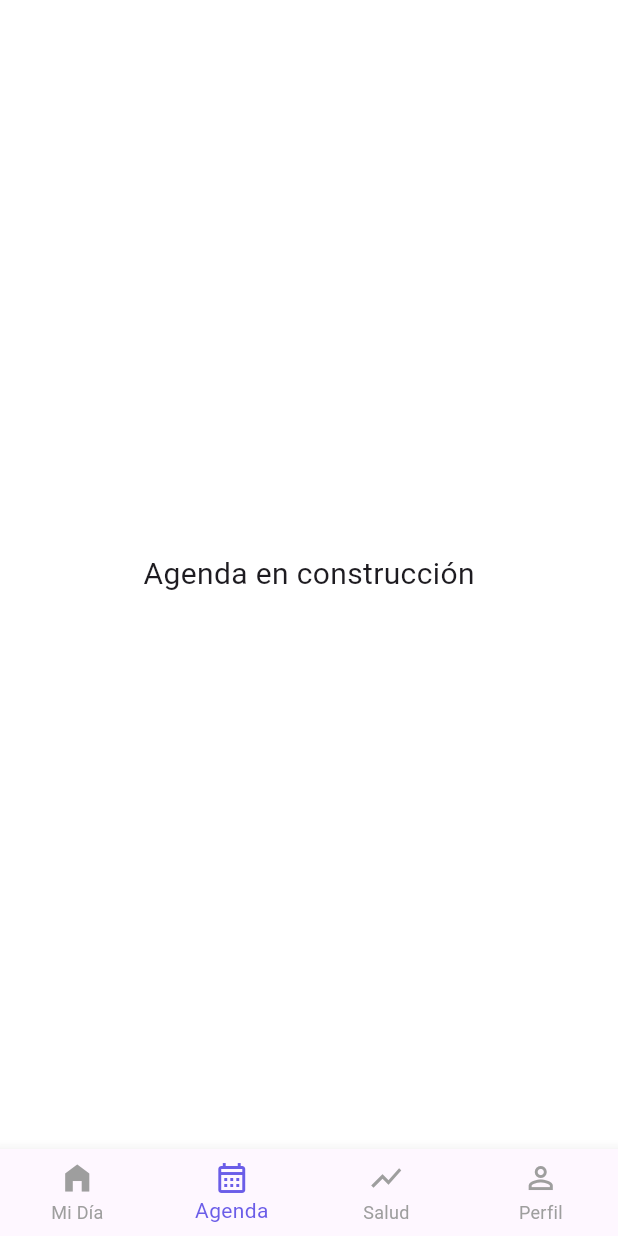
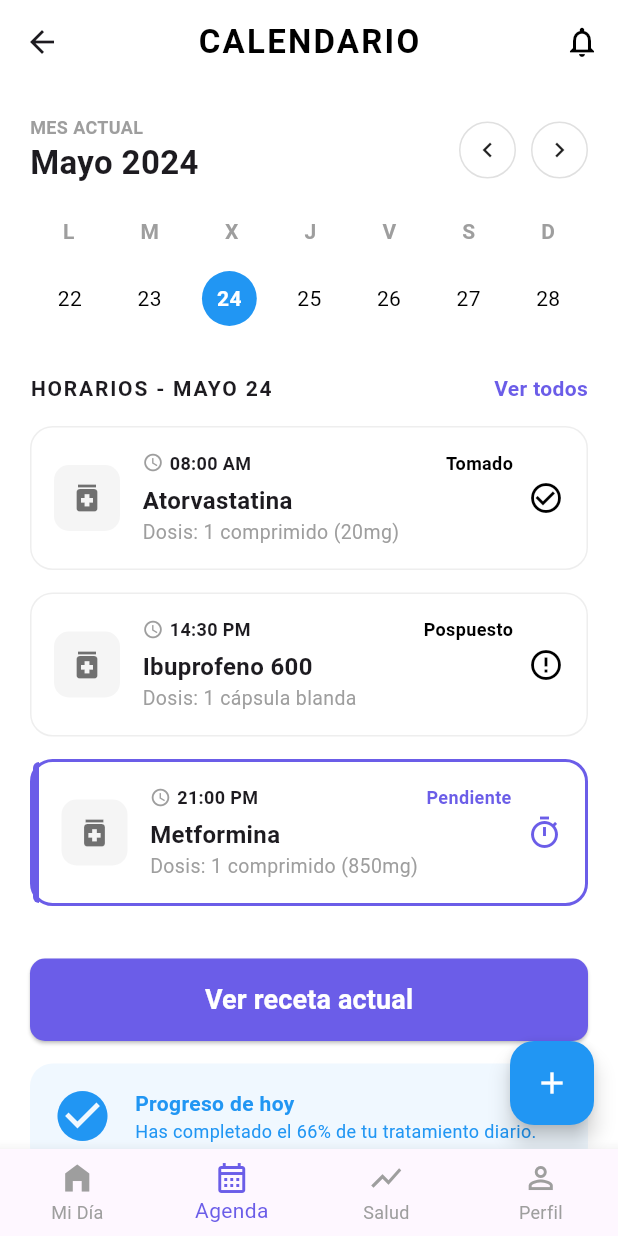
Before and after one commit to JonathanAC04/app_time4med, a Flutter app: the HomePaciente screen opened by its route, item 2 of the bottom bar chosen, on a phone screen of 412 x 824 dp. Run offline on Flutter 3.47's test engine with Material 3 defaults, Android fonts, the light colour scheme and no system bars; our stand-ins replace cloud_firestore, firebase_auth, firebase_core; accounts and stored records are empty; network calls fail.

Commit message:
creacion de pantallas paciente con receta medica

```diff
--- /dev/null
+++ b/lib/screens/paciente/agenda_paciente.dart
@@ -0,0 +1,184 @@
+import 'package:flutter/material.dart';
+import 'receta_medica_screen.dart';
+
+class AgendaPaciente extends StatelessWidget {
+  const AgendaPaciente({Key? key}) : super(key: key);
+
+  @override
+  Widget build(BuildContext context) {
+    return Scaffold(
+      backgroundColor: Colors.white,
+      appBar: AppBar(
+        backgroundColor: Colors.white,
+        elevation: 0,
+        title: const Text("CALENDARIO", style: TextStyle(color: Colors.black, fontWeight: FontWeight.bold, letterSpacing: 1.5)),
+        centerTitle: true,
+        actions: [IconButton(icon: const Icon(Icons.notifications_none, color: Colors.black), onPressed: () {})],
+      ),
+      body: SingleChildScrollView(
+        padding: const EdgeInsets.all(20),
+        child: Column(
+          crossAxisAlignment: CrossAxisAlignment.start,
+          children: [
+            // Header del mes
+            Row(
+              mainAxisAlignment: MainAxisAlignment.spaceBetween,
+              children: [
+                const Column(
+                  crossAxisAlignment: CrossAxisAlignment.start,
+                  children: [
+                    Text("MES ACTUAL", style: TextStyle(color: Colors.grey, fontSize: 12, fontWeight: FontWeight.bold)),
+                    Text("Mayo 2024", style: TextStyle(fontSize: 22, fontWeight: FontWeight.bold)),
+                  ],
+                ),
+                Row(
+                  children: [
+                    Container(decoration: BoxDecoration(border: Border.all(color: Colors.grey.shade300), shape: BoxShape.circle), child: const Padding(padding: EdgeInsets.all(8.0), child: Icon(Icons.chevron_left, size: 20))),
+                    const SizedBox(width: 10),
+                    Container(decoration: BoxDecoration(border: Border.all(color: Colors.grey.shade300), shape: BoxShape.circle), child: const Padding(padding: EdgeInsets.all(8.0), child: Icon(Icons.chevron_right, size: 20))),
+                  ],
+                )
+              ],
+            ),
+            const SizedBox(height: 20),
+
+            // Simulación del Calendario (Layout en Grid)
+            _buildCalendario(),
+            const SizedBox(height: 30),
+
+            // Lista de Horarios
+            Row(
+              mainAxisAlignment: MainAxisAlignment.spaceBetween,
+              children: [
+                const Text("HORARIOS - MAYO 24", style: TextStyle(fontWeight: FontWeight.bold, letterSpacing: 1.2)),
+                const Text("Ver todos", style: TextStyle(color: Color(0xFF6B5DE8), fontWeight: FontWeight.bold)),
+              ],
+            ),
+            const SizedBox(height: 15),
+
+            // Tarjetas de medicamentos
+            _buildAgendaCard("08:00 AM", "Atorvastatina", "Dosis: 1 comprimido (20mg)", "Tomado", Icons.check_circle_outline, Colors.black),
+            _buildAgendaCard("14:30 PM", "Ibuprofeno 600", "Dosis: 1 cápsula blanda", "Pospuesto", Icons.error_outline, Colors.black),
+            _buildAgendaCard("21:00 PM", "Metformina", "Dosis: 1 comprimido (850mg)", "Pendiente", Icons.timer_outlined, const Color(0xFF6B5DE8), isSelected: true),
+
+            const SizedBox(height: 20),
+
+            // Botón: Ver receta actual (NAVEGACIÓN A LA IMAGEN 8)
+            SizedBox(
+              width: double.infinity,
+              height: 55,
+              child: ElevatedButton(
+                style: ElevatedButton.styleFrom(backgroundColor: const Color(0xFF6B5DE8), shape: RoundedRectangleBorder(borderRadius: BorderRadius.circular(10))),
+                onPressed: () {
+                  Navigator.push(context, MaterialPageRoute(builder: (context) => const RecetaMedicaScreen()));
+                },
+                child: const Text("Ver receta actual", style: TextStyle(fontSize: 18, color: Colors.white, fontWeight: FontWeight.bold)),
+              ),
+            ),
+            const SizedBox(height: 15),
+
+            // Tarjeta de progreso
+            Container(
+              padding: const EdgeInsets.all(15),
+              decoration: BoxDecoration(color: const Color(0xFFF0F8FF), borderRadius: BorderRadius.circular(15)),
+              child: Row(
+                children: [
+                  const Icon(Icons.check_circle, color: Colors.blue, size: 40),
+                  const SizedBox(width: 15),
+                  const Expanded(
+                    child: Column(
+                      crossAxisAlignment: CrossAxisAlignment.start,
+                      children: [
+                        Text("Progreso de hoy", style: TextStyle(color: Colors.blue, fontWeight: FontWeight.bold)),
+                        Text("Has completado el 66% de tu tratamiento diario.", style: TextStyle(color: Colors.blue, fontSize: 12)),
+                      ],
+                    ),
+                  ),
+                ],
+              ),
+            ),
+            const SizedBox(height: 80), // Espacio para FAB
+          ],
+        ),
+      ),
+      floatingActionButton: FloatingActionButton(
+        onPressed: () {},
+        backgroundColor: Colors.blue,
+        child: const Icon(Icons.add, color: Colors.white),
+      ),
+    );
+  }
+
+  Widget _buildCalendario() {
+    // Es una simulación rápida del layout del calendario de tu diseño
+    List<String> dias = ['L', 'M', 'X', 'J', 'V', 'S', 'D'];
+    return Column(
+      children: [
+        Row(mainAxisAlignment: MainAxisAlignment.spaceAround, children: dias.map((d) => Text(d, style: const TextStyle(color: Colors.grey, fontWeight: FontWeight.bold))).toList()),
+        const SizedBox(height: 15),
+        // Aquí simulamos la semana donde está el día 24 seleccionado
+        Row(
+          mainAxisAlignment: MainAxisAlignment.spaceAround,
+          children: [22, 23, 24, 25, 26, 27, 28].map((dia) {
+            bool isSelected = dia == 24;
+            return Container(
+              padding: const EdgeInsets.all(10),
+              decoration: isSelected ? const BoxDecoration(color: Colors.blue, shape: BoxShape.circle) : null,
+              child: Text(dia.toString(), style: TextStyle(color: isSelected ? Colors.white : Colors.black, fontWeight: isSelected ? FontWeight.bold : null)),
+            );
+          }).toList(),
+        )
+      ],
+    );
+  }
+
+  Widget _buildAgendaCard(String time, String title, String subtitle, String status, IconData statusIcon, Color statusColor, {bool isSelected = false}) {
+    return Container(
+      margin: const EdgeInsets.only(bottom: 15),
+      decoration: BoxDecoration(
+        color: Colors.white,
+        borderRadius: BorderRadius.circular(15),
+        border: Border.all(color: isSelected ? const Color(0xFF6B5DE8) : Colors.grey.shade200, width: isSelected ? 2 : 1),
+      ),
+      child: IntrinsicHeight(
+        child: Row(
+          children: [
+            if (isSelected) Container(width: 4, decoration: const BoxDecoration(color: Color(0xFF6B5DE8), borderRadius: BorderRadius.only(topLeft: Radius.circular(15), bottomLeft: Radius.circular(15)))),
+            Expanded(
+              child: Padding(
+                padding: const EdgeInsets.all(15.0),
+                child: Row(
+                  children: [
+                    Container(padding: const EdgeInsets.all(10), decoration: BoxDecoration(color: Colors.grey.shade100, borderRadius: BorderRadius.circular(10)), child: const Icon(Icons.medication, color: Colors.black54)),
+                    const SizedBox(width: 15),
+                    Expanded(
+                      child: Column(
+                        crossAxisAlignment: CrossAxisAlignment.start,
+                        children: [
+                          Row(
+                            children: [
+                              const Icon(Icons.access_time, size: 14, color: Colors.grey),
+                              const SizedBox(width: 4),
+                              Text(time, style: const TextStyle(fontSize: 12, fontWeight: FontWeight.bold)),
+                              const Spacer(),
+                              Text(status, style: TextStyle(fontSize: 12, color: statusColor, fontWeight: FontWeight.bold)),
+                            ],
+                          ),
+                          const SizedBox(height: 5),
+                          Text(title, style: const TextStyle(fontWeight: FontWeight.bold, fontSize: 16)),
+                          Text(subtitle, style: const TextStyle(color: Colors.grey, fontSize: 13)),
+                        ],
+                      ),
+                    ),
+                    const SizedBox(width: 10),
+                    Icon(statusIcon, color: statusColor),
+                  ],
+                ),
+              ),
+            ),
+          ],
+        ),
+      ),
+    );
+  }
+}
--- a/lib/screens/paciente/home_paciente.dart
+++ b/lib/screens/paciente/home_paciente.dart
@@ -1,5 +1,7 @@
 import 'package:flutter/material.dart';
 import 'perfil_paciente.dart'; // Importamos la nueva pantalla de perfil
+import 'agenda_paciente.dart'; // NUEVO
+import 'salud_paciente.dart';
 
 class HomePaciente extends StatefulWidget {
   const HomePaciente({Key? key}) : super(key: key);
@@ -9,14 +11,14 @@ class HomePaciente extends StatefulWidget {
 }
 
 class _HomePacienteState extends State<HomePaciente> {
-  int _selectedIndex = 0; // 0 = Mi Día, 3 = Perfil
+  int _selectedIndex = 0;
 
-  // Esta lista contiene las pantallas que se mostrarán al tocar el menú
+  // ¡AQUÍ CONECTAMOS TODAS LAS PANTALLAS NUEVAS!
   final List<Widget> _pantallas = [
-    const _MiDiaView(), // Pantalla 0: La que ya teníamos
-    const Center(child: Text("Agenda en construcción", style: TextStyle(fontSize: 20))), // Pantalla 1
-    const Center(child: Text("Salud en construcción", style: TextStyle(fontSize: 20))), // Pantalla 2
-    const PerfilPaciente(), // Pantalla 3: El nuevo Perfil
+    const _MiDiaView(),      // Pantalla 0 (Inicio)
+    const AgendaPaciente(),  // Pantalla 1 (Calendario)
+    const SaludPaciente(),   // Pantalla 2 (Salud)
+    const PerfilPaciente(),  // Pantalla 3 (Perfil)
   ];
 
   @override
```
Also changed, not shown: lib/screens/paciente/receta_medica_screen.dart (added, +163 -0 lines), lib/screens/paciente/salud_paciente.dart (added, +125 -0 lines).
